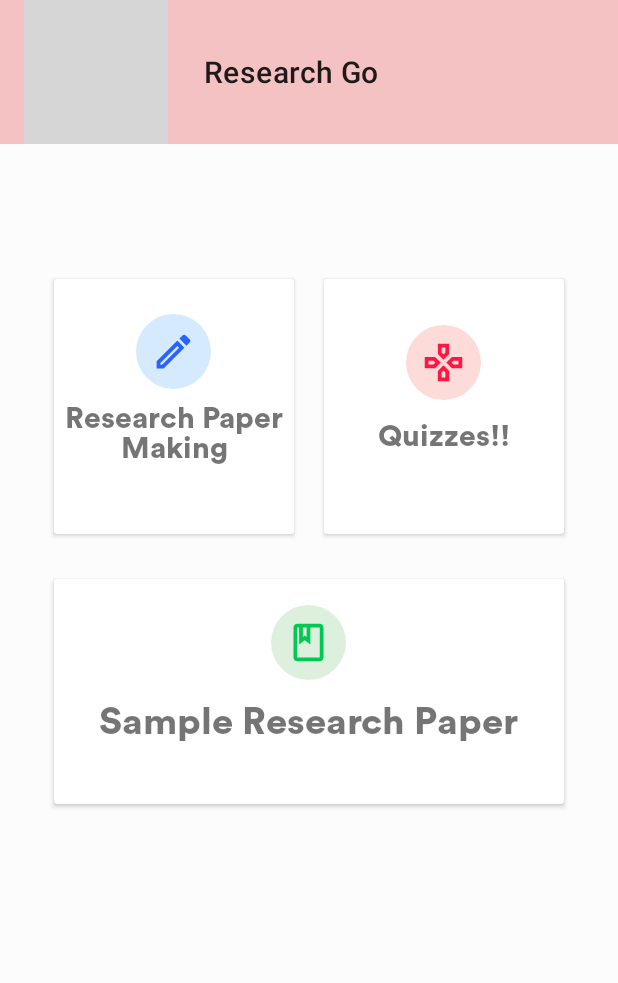
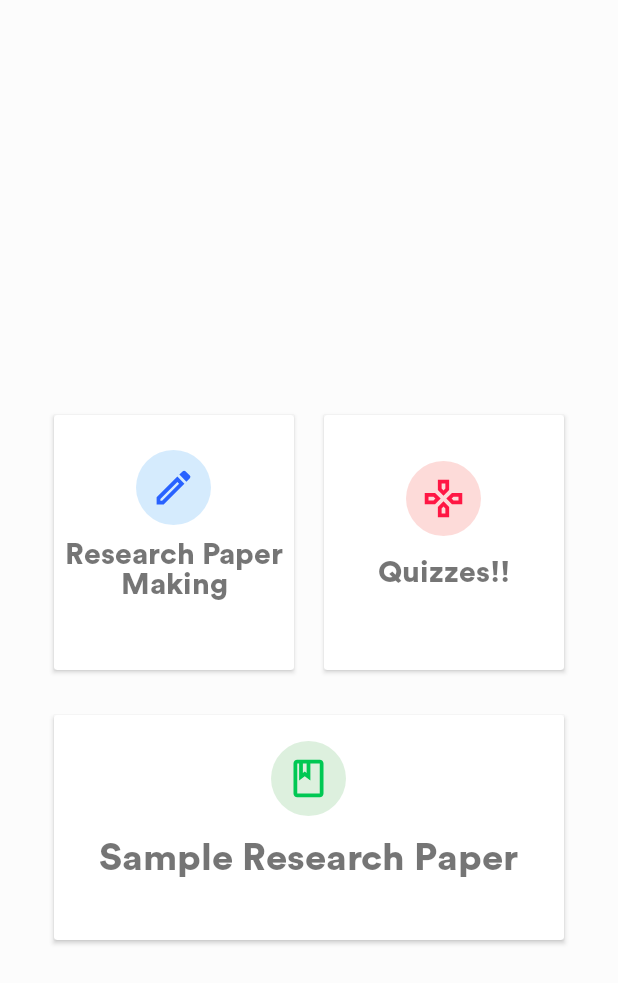
Before and after one commit to stanlo-icnhs/ResearchGo, an Android app: the screen it shows after launch (MainActivity), on a phone screen of 412 x 824 dp. Shown: the top 983 px of the screen. Run offline under Robolectric (Android 15) with nearby library versions, the phone set to English and light mode, and no system bars; grey boxes are pictures that could not be loaded.

Commit message:
Centered Layout

```diff
--- a/app/src/main/res/layout-land/activity_main.xml
+++ b/app/src/main/res/layout-land/activity_main.xml
@@ -7,19 +7,9 @@
     tools:context=".MainActivity"
     android:orientation="vertical"
     android:background="#fcfcfc"
-    android:layout_gravity="center"
+    android:gravity="center"
     android:id="@+id/ll">
 
-    <androidx.appcompat.widget.Toolbar
-        android:id="@+id/toolbar"
-        android:layout_width="match_parent"
-        android:background="@color/colorPrimary"
-        app:title="@string/app_name"
-        app:titleMarginStart="40dp"
-        app:logo="@drawable/ic_menu"
-        android:layout_height="wrap_content">
-
-    </androidx.appcompat.widget.Toolbar>
     <LinearLayout
         android:clipToPadding="false"
         android:gravity="center"
--- a/app/src/main/res/layout/activity_main.xml
+++ b/app/src/main/res/layout/activity_main.xml
@@ -7,20 +7,9 @@
     tools:context=".MainActivity"
     android:orientation="vertical"
     android:background="#fcfcfc"
-    android:layout_gravity="center"
+    android:gravity="center"
     android:fitsSystemWindows="true"
     android:id="@+id/ll">
-
-    <androidx.appcompat.widget.Toolbar
-        android:id="@+id/toolbar"
-        android:layout_width="match_parent"
-        android:background="@color/colorPrimary"
-        app:title="@string/app_name"
-        app:titleMarginStart="40dp"
-        app:logo="@drawable/ic_menu"
-        android:layout_height="wrap_content">
-
-    </androidx.appcompat.widget.Toolbar>
 
 
     <LinearLayout
--- a/app/src/main/res/values/styles.xml
+++ b/app/src/main/res/values/styles.xml
@@ -17,11 +17,7 @@
     </style>
 
 
-    <style name="AppTheme.NoActionBar" parent="Theme.MaterialComponents.Light.NoActionBar">
-        <item name="windowActionBar">false</item>
-        <item name="windowNoTitle">true</item>
-        <item name="android:windowFullscreen">true</item>
-    </style>
+
 
 
 
```
Also changed, not shown: app/src/main/java/com/stanlo/researchgo/ExampleBottomSheetDialog.java (deleted, +0 -41 lines), app/src/main/res/drawable/bg_bottom_sheet_dialog_fragment.xml (deleted, +0 -9 lines), app/src/main/res/layout/modalbottom_mainsheet.xml (deleted, +0 -13 lines).
